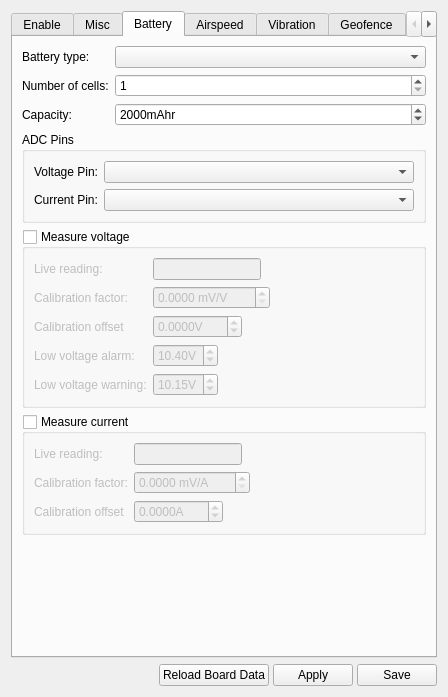
TauLabs/TauLabs, file ground/gcs/src/plugins/config/modules.ui: the form before one commit.
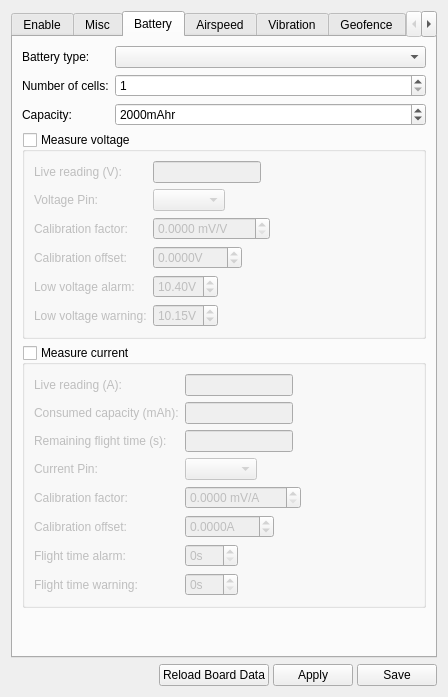
The form after the commit. The open tabs and pages were chosen to show the change. Icons and pictures are not drawn.

The edit to the form file:
```diff
--- a/ground/gcs/src/plugins/config/modules.ui
+++ b/ground/gcs/src/plugins/config/modules.ui
@@ -416,35 +416,6 @@
          </item>
         </layout>
        </item>
-       <item>
-        <widget class="QGroupBox" name="groupBox_2">
-         <property name="title">
-          <string>ADC Pins</string>
-         </property>
-         <layout class="QFormLayout" name="formLayout_9">
-          <item row="0" column="0">
-           <widget class="QLabel" name="label_23">
-            <property name="text">
-             <string>Voltage Pin:</string>
-            </property>
-           </widget>
-          </item>
-          <item row="1" column="0">
-           <widget class="QLabel" name="label_24">
-            <property name="text">
-             <string>Current Pin:</string>
-            </property>
-           </widget>
-          </item>
-          <item row="0" column="1">
-           <widget class="QComboBox" name="cbVoltagePin"/>
-          </item>
-          <item row="1" column="1">
-           <widget class="QComboBox" name="cbCurrentPin"/>
-          </item>
-         </layout>
-        </widget>
-       </item>
        <item>
         <widget class="QGroupBox" name="gb_measureVoltage">
          <property name="title">
@@ -463,7 +434,7 @@
           <item row="0" column="0">
            <widget class="QLabel" name="label_14">
             <property name="text">
-             <string>Live reading:</string>
+             <string>Live reading (V):</string>
             </property>
            </widget>
           </item>
@@ -474,14 +445,14 @@
             </property>
            </widget>
           </item>
-          <item row="1" column="0">
+          <item row="2" column="0">
            <widget class="QLabel" name="label_13">
             <property name="text">
              <string>Calibration factor:</string>
             </property>
            </widget>
           </item>
-          <item row="1" column="1">
+          <item row="2" column="1">
            <widget class="QDoubleSpinBox" name="sb_voltageFactor">
             <property name="suffix">
              <string> mV/V</string>
@@ -497,14 +468,14 @@
             </property>
            </widget>
           </item>
-          <item row="3" column="0">
+          <item row="4" column="0">
            <widget class="QLabel" name="label_11">
             <property name="text">
              <string>Low voltage alarm:</string>
             </property>
            </widget>
           </item>
-          <item row="3" column="1">
+          <item row="4" column="1">
            <widget class="QDoubleSpinBox" name="sb_lowVoltageAlarm">
             <property name="suffix">
              <string>V</string>
@@ -517,14 +488,14 @@
             </property>
            </widget>
           </item>
-          <item row="4" column="0">
+          <item row="5" column="0">
            <widget class="QLabel" name="label_12">
             <property name="text">
              <string>Low voltage warning:</string>
             </property>
            </widget>
           </item>
-          <item row="4" column="1">
+          <item row="5" column="1">
            <widget class="QDoubleSpinBox" name="sb_lowVoltageWarning">
             <property name="suffix">
              <string>V</string>
@@ -537,14 +508,14 @@
             </property>
            </widget>
           </item>
-          <item row="2" column="0">
+          <item row="3" column="0">
            <widget class="QLabel" name="label_31">
             <property name="text">
-             <string>Calibration offset</string>
+             <string>Calibration offset:</string>
             </property>
            </widget>
           </item>
-          <item row="2" column="1">
+          <item row="3" column="1">
            <widget class="QDoubleSpinBox" name="sb_voltageOffSet">
             <property name="suffix">
              <string>V</string>
@@ -563,6 +534,16 @@
             </property>
            </widget>
           </item>
+          <item row="1" column="0">
+           <widget class="QLabel" name="label_23">
+            <property name="text">
+             <string>Voltage Pin:</string>
+            </property>
+           </widget>
+          </item>
+          <item row="1" column="1">
+           <widget class="QComboBox" name="cbVoltagePin"/>
+          </item>
          </layout>
         </widget>
        </item>
@@ -584,18 +565,18 @@
           <item row="0" column="0">
            <widget class="QLabel" name="label_9">
             <property name="text">
-             <string>Live reading:</string>
+             <string>Live reading (A):</string>
             </property>
            </widget>
           </item>
-          <item row="1" column="0">
+          <item row="5" column="0">
            <widget class="QLabel" name="label_8">
             <property name="text">
              <string>Calibration factor:</string>
             </property>
            </widget>
           </item>
-          <item row="1" column="1">
+          <item row="5" column="1">
            <widget class="QDoubleSpinBox" name="sb_currentFactor">
             <property name="suffix">
              <string> mV/A</string>
@@ -618,14 +599,14 @@
             </property>
            </widget>
           </item>
-          <item row="2" column="0">
+          <item row="6" column="0">
            <widget class="QLabel" name="label_32">
             <property name="text">
-             <string>Calibration offset</string>
+             <string>Calibration offset:</string>
             </property>
            </widget>
           </item>
-          <item row="2" column="1">
+          <item row="6" column="1">
            <widget class="QDoubleSpinBox" name="sb_currentOffSet">
             <property name="suffix">
              <string>A</string>
@@ -644,6 +625,84 @@
             </property>
            </widget>
           </item>
+          <item row="4" column="0">
+           <widget class="QLabel" name="label_24">
+            <property name="text">
+             <string>Current Pin:</string>
+            </property>
+           </widget>
+          </item>
+          <item row="4" column="1">
+           <widget class="QComboBox" name="cbCurrentPin"/>
+          </item>
+          <item row="7" column="0">
+           <widget class="QLabel" name="label_33">
+            <property name="text">
+             <string>Flight time alarm:</string>
+            </property>
+           </widget>
+          </item>
+          <item row="8" column="0">
+           <widget class="QLabel" name="label_35">
+            <property name="text">
+             <string>Flight time warning:</string>
+            </property>
+           </widget>
+          </item>
+          <item row="7" column="1">
+           <widget class="QSpinBox" name="sb_flightTimeAlarm">
+            <property name="toolTip">
+             <string>&lt;html&gt;&lt;head/&gt;&lt;body&gt;&lt;p&gt;Raise an alarm when the remaining flight time (calculated based on battery capacity and current consumed) is below this threshold. Set to 0s to disable.&lt;/p&gt;&lt;/body&gt;&lt;/html&gt;</string>
+            </property>
+            <property name="suffix">
+             <string>s</string>
+            </property>
+            <property name="maximum">
+             <number>255</number>
+            </property>
+           </widget>
+          </item>
+          <item row="8" column="1">
+           <widget class="QSpinBox" name="sb_flightTimeWarning">
+            <property name="toolTip">
+             <string>&lt;html&gt;&lt;head/&gt;&lt;body&gt;&lt;p&gt;Issue a warning when the remaining flight time (calculated based on battery capacity and current consumed) is below this threshold. Set to 0s to disable.&lt;/p&gt;&lt;/body&gt;&lt;/html&gt;</string>
+            </property>
+            <property name="suffix">
+             <string>s</string>
+            </property>
+            <property name="maximum">
+             <number>255</number>
+            </property>
+           </widget>
+          </item>
+          <item row="1" column="0">
+           <widget class="QLabel" name="label_36">
+            <property name="text">
+             <string>Consumed capacity (mAh):</string>
+            </property>
+           </widget>
+          </item>
+          <item row="2" column="0">
+           <widget class="QLabel" name="label_37">
+            <property name="text">
+             <string>Remaining flight time (s):</string>
+            </property>
+           </widget>
+          </item>
+          <item row="1" column="1">
+           <widget class="QLineEdit" name="le_liveConsumedEnergy">
+            <property name="readOnly">
+             <bool>true</bool>
+            </property>
+           </widget>
+          </item>
+          <item row="2" column="1">
+           <widget class="QLineEdit" name="le_liveEstimatedFlightTime">
+            <property name="readOnly">
+             <bool>true</bool>
+            </property>
+           </widget>
+          </item>
          </layout>
         </widget>
        </item>
```
Left out of the diff: 9 changed lines with no effect on the pictures.
